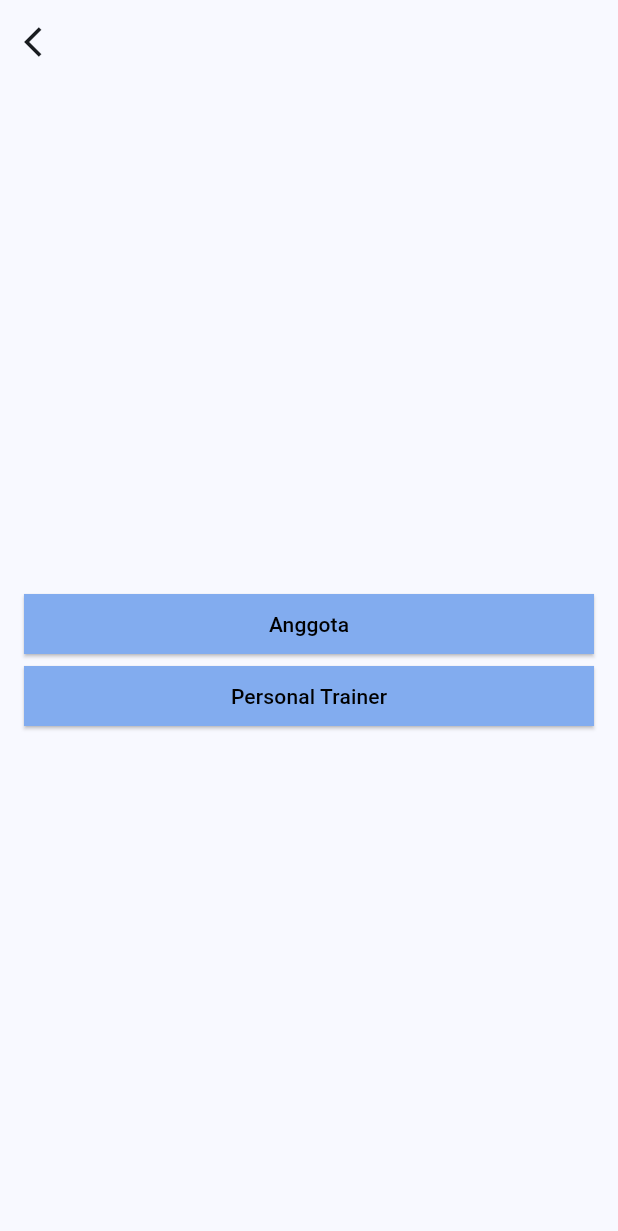
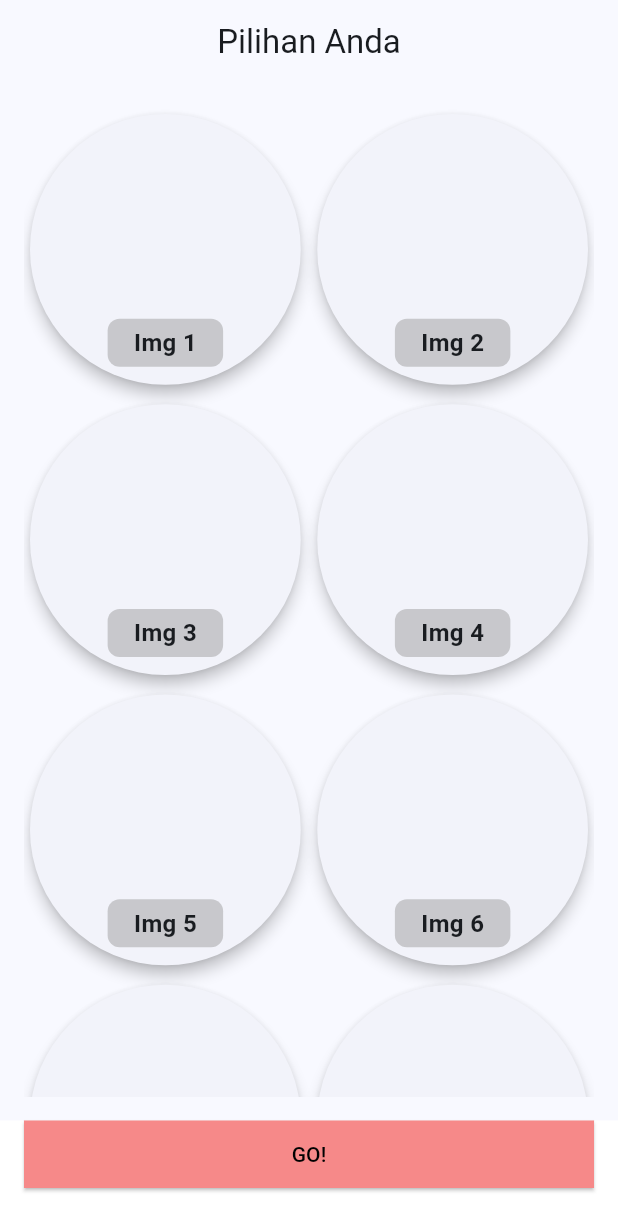
Before and after one commit to draft-coding-id/semesta-gym-mobile-apps, a Flutter app: the screen it shows after launch, on a phone screen of 412 x 824 dp. Shown: the top 1231 px of the screen. Run offline on Flutter 3.47's test engine with Material 3 defaults, Android fonts, the light colour scheme and no system bars; our stand-ins replace get.

Commit message:
feat: routing

```diff
--- a/lib/main.dart
+++ b/lib/main.dart
@@ -1,6 +1,8 @@
 import 'package:flutter/material.dart';
+import 'package:get/get.dart';
 import 'package:semesta_gym/screens/auth/loginAll.dart';
 import 'package:semesta_gym/screens/auth/registAll.dart';
+import 'package:semesta_gym/screens/user/recommendation.dart';
 
 void main() {
   runApp(const MyApp());
@@ -11,14 +13,37 @@ class MyApp extends StatelessWidget {
 
   @override
   Widget build(BuildContext context) {
-    return MaterialApp(
+    return
+    /* FutureBuilder(
+      future: Future.delayed(const Duration(seconds: 3)),
+      builder: (context, snapshot) {
+        if (snapshot.connectionState == ConnectionState.done) {
+          return GetMaterialApp(
+            debugShowCheckedModeBanner: false,
+            title: 'Semesta GYM',
+            theme: ThemeData(
+              colorScheme: ColorScheme.fromSeed(seedColor: Colors.blue),
+              useMaterial3: true,
+            ),
+            home: MenuScreen(),
+          );
+        } else {
+          return const GetMaterialApp(
+            debugShowCheckedModeBanner: false,
+            home: Splashscreen(),
+          );
+        }
+      },
+    ); */
+    GetMaterialApp(
       debugShowCheckedModeBanner: false,
       title: 'Semesta GYM',
       theme: ThemeData(
         colorScheme: ColorScheme.fromSeed(seedColor: Colors.blue),
         useMaterial3: true,
       ),
-      home: LoginAllScreen(),
+      home: RecommendationScreen(),
     );
+
   }
 }
--- a/lib/screens/auth/loginAll.dart
+++ b/lib/screens/auth/loginAll.dart
@@ -1,4 +1,6 @@
 import 'package:flutter/material.dart';
+import 'package:get/get.dart';
+import 'package:semesta_gym/screens/menu.dart';
 
 class LoginAllScreen extends StatefulWidget {
   const LoginAllScreen({super.key});
@@ -15,7 +17,7 @@ class _LoginAllScreenState extends State<LoginAllScreen> {
         leading: IconButton(
           icon: Icon(Icons.arrow_back_ios),
           onPressed: () {
-
+            Get.off(() => MenuScreen(), transition: Transition.cupertino, duration: Duration(milliseconds: 500));
           },
         ),
       ),
--- a/lib/screens/auth/registAll.dart
+++ b/lib/screens/auth/registAll.dart
@@ -1,4 +1,6 @@
 import 'package:flutter/material.dart';
+import 'package:get/get.dart';
+import 'package:semesta_gym/screens/menu.dart';
 
 class RegistAllScreen extends StatefulWidget {
   const RegistAllScreen({super.key});
@@ -15,7 +17,7 @@ class _RegistAllScreenState extends State<RegistAllScreen> {
         leading: IconButton(
           icon: Icon(Icons.arrow_back_ios),
           onPressed: () {
-
+            Get.off(() => MenuScreen(), transition: Transition.cupertino, duration: Duration(milliseconds: 500));
           },
         ),
       ),
--- a/lib/screens/menu.dart
+++ b/lib/screens/menu.dart
@@ -1,4 +1,7 @@
 import 'package:flutter/material.dart';
+import 'package:get/get.dart';
+import 'package:semesta_gym/screens/auth/loginAll.dart';
+import 'package:semesta_gym/screens/auth/registAll.dart';
 
 class MenuScreen extends StatefulWidget {
   const MenuScreen({super.key});
@@ -11,7 +14,6 @@ class _MenuScreenState extends State<MenuScreen> {
   @override
   Widget build(BuildContext context) {
     return Scaffold(
-      appBar: AppBar(),
       body: Padding(
         padding: const EdgeInsets.only(right: 16, left: 16, bottom: 32),
         child: Column(
@@ -20,7 +22,9 @@ class _MenuScreenState extends State<MenuScreen> {
             SizedBox(
               width: double.infinity,
               child: ElevatedButton(
-                onPressed: () {},
+                onPressed: () {
+                  Get.to(() => RegistAllScreen(),transition: Transition.cupertino, duration: Duration(milliseconds: 500));
+                },
                 style: ElevatedButton.styleFrom(
                   backgroundColor: Color(0xFFFFFF00),
                   shape: RoundedRectangleBorder(
@@ -36,7 +40,9 @@ class _MenuScreenState extends State<MenuScreen> {
             SizedBox(
               width: double.infinity,
               child: ElevatedButton(
-                onPressed: () {},
+                onPressed: () {
+                  Get.to(() => LoginAllScreen(),transition: Transition.cupertino, duration: Duration(milliseconds: 500));
+                },
                 style: ElevatedButton.styleFrom(
                   backgroundColor: Color(0xFF82ACEF),
                   shape: RoundedRectangleBorder(
--- a/lib/screens/user/recommendation.dart
+++ b/lib/screens/user/recommendation.dart
@@ -0,0 +1,89 @@
+import 'package:flutter/material.dart';
+
+class RecommendationScreen extends StatefulWidget {
+  const RecommendationScreen({super.key});
+
+  @override
+  State<RecommendationScreen> createState() => _RecommendationScreenState();
+}
+
+class _RecommendationScreenState extends State<RecommendationScreen> {
+  @override
+  Widget build(BuildContext context) {
+    final List<String> items = List.generate(10, (index) => 'Img ${index + 1}');
+
+    return Scaffold(
+        appBar: AppBar(
+          title: Text("Pilihan Anda"),
+          centerTitle: true,
+        ),
+        body: Padding(
+          padding: const EdgeInsets.all(16.0),
+          child: GridView.builder(
+            gridDelegate: const SliverGridDelegateWithFixedCrossAxisCount(
+              crossAxisCount: 2,
+              crossAxisSpacing: 3,
+              mainAxisSpacing: 5,
+            ),
+            itemCount: items.length,
+            itemBuilder: (context, index) {
+              return Card(
+                shape: RoundedRectangleBorder(
+                  borderRadius: BorderRadius.circular(100),
+                ),
+                elevation: 4,
+                child: ClipRRect(
+                  borderRadius: BorderRadius.circular(100),
+                  child: Padding(
+                    padding: const EdgeInsets.only(bottom: 12),
+                    child: Column(
+                      mainAxisAlignment: MainAxisAlignment.end,
+                      children: [
+                        Container(
+                          width: 77,
+                          height: 32,
+                          decoration: BoxDecoration(
+                            color: Colors.grey.withOpacity(0.5),
+                            borderRadius: BorderRadius.circular(
+                                8), // Add rounded corners
+                          ),
+                          child: Center(
+                            child: Text(
+                              items[index],
+                              style: const TextStyle(
+                                  fontSize: 16, fontWeight: FontWeight.bold),
+                            ),
+                          ),
+                        ),
+                      ],
+                    ),
+                  ),
+                ),
+              );
+            },
+          ),
+        ),
+        bottomNavigationBar: Container(
+          color: Colors.white,
+          child: Padding(
+            padding: EdgeInsets.only(left: 16, right: 16, bottom: 32),
+            child: SizedBox(
+              height: 45,
+              child: ElevatedButton(
+                onPressed: () {},
+                style: ElevatedButton.styleFrom(
+                  backgroundColor: Color(0xFFF68989),
+                  shape: RoundedRectangleBorder(
+                    borderRadius: BorderRadius.zero,
+                  ),
+                ),
+                child: Text(
+                  "GO!",
+                  style: TextStyle(color: Colors.black),
+                ),
+              ),
+            ),
+          ),
+        ));
+  }
+}
--- a/pubspec.yaml
+++ b/pubspec.yaml
@@ -34,6 +34,8 @@ dependencies:
   # The following adds the Cupertino Icons font to your application.
   # Use with the CupertinoIcons class for iOS style icons.
   cupertino_icons: ^1.0.8
+  http: ^1.3.0
+  get: ^4.6.6
 
 dev_dependencies:
   flutter_test:
```
Also changed, not shown: pubspec.lock.
